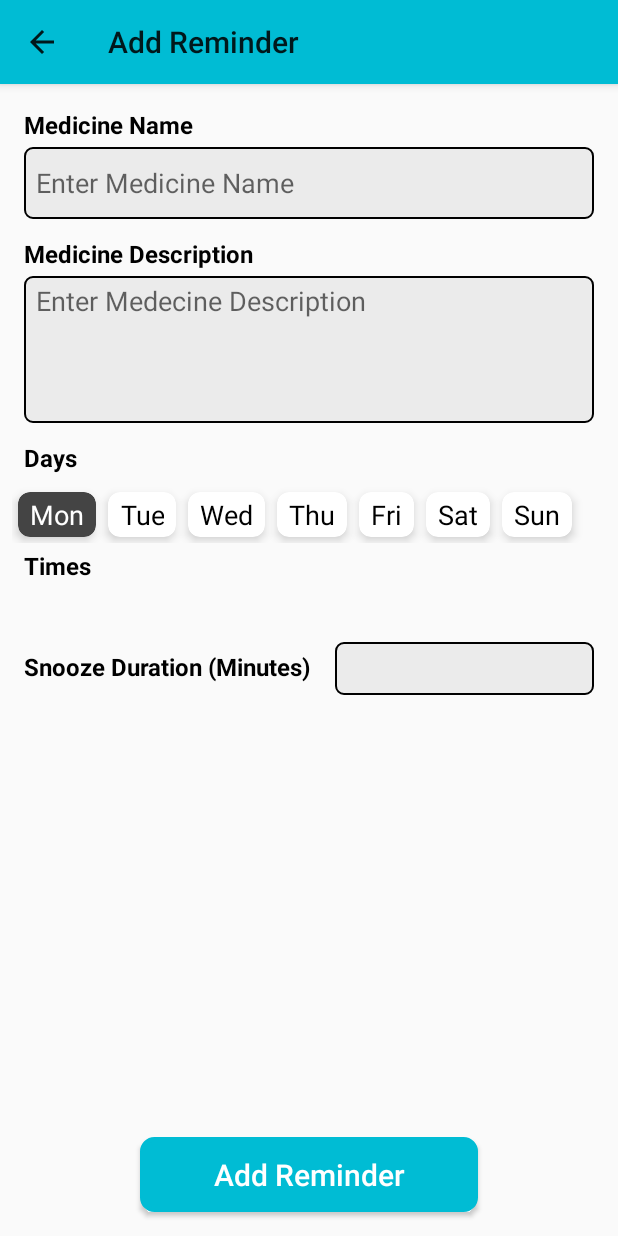
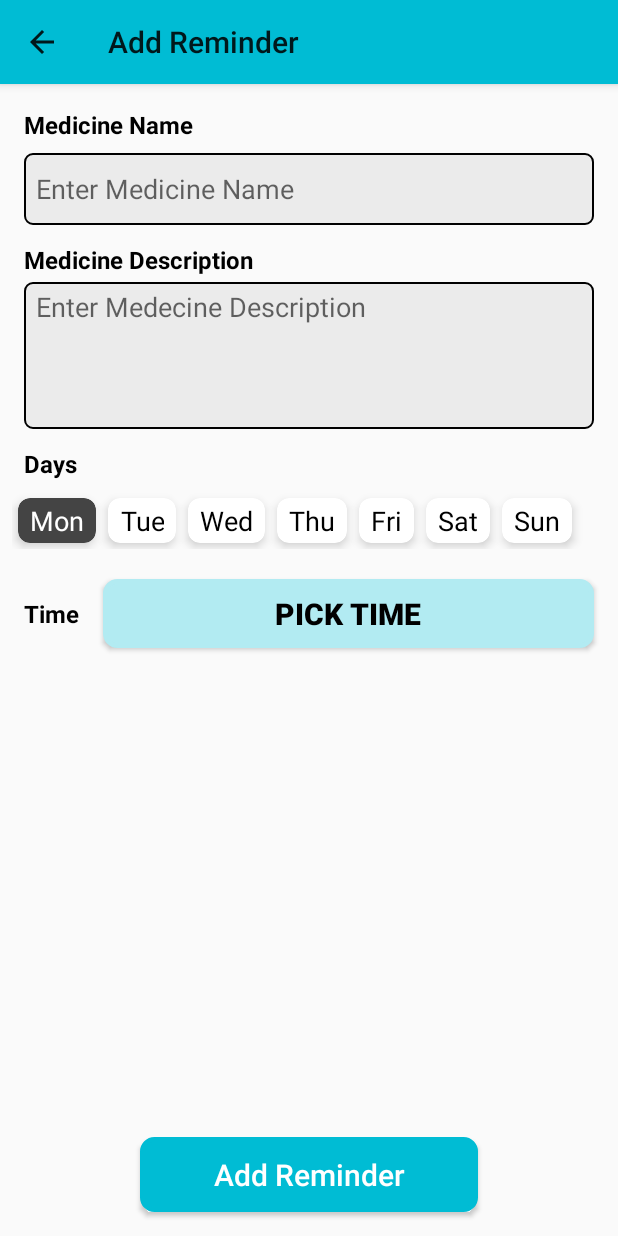
Before and after one commit to sothengski/MyHealthReminder, an Android app: the CreateActivity screen opened directly, with no data from a screen before it, on a phone screen of 412 x 824 dp. Run offline under Robolectric (Android 15) with nearby library versions, the phone set to English and light mode, and no system bars.

Commit message:
Added Time Picker into Ceate Screen

```diff
--- a/app/src/main/res/layout/activity_create.xml
+++ b/app/src/main/res/layout/activity_create.xml
@@ -25,7 +25,7 @@
         android:layout_width="match_parent"
         android:layout_height="wrap_content"
         android:layout_marginStart="16dp"
-        android:layout_marginTop="4dp"
+        android:layout_marginTop="8dp"
         android:layout_marginEnd="16dp"
         android:background="@drawable/edit_text_border"
         android:hint="@string/enter_medicine_name"
@@ -97,45 +97,31 @@
         android:layout_width="wrap_content"
         android:layout_height="wrap_content"
         android:layout_marginStart="16dp"
-        android:layout_marginTop="4dp"
-        android:text="@string/times"
+        android:layout_marginTop="32dp"
+        android:text="@string/time"
         android:textColor="@color/black"
         android:textSize="16sp"
         android:textStyle="bold"
         app:layout_constraintStart_toStartOf="parent"
         app:layout_constraintTop_toBottomOf="@+id/recyclerView_filter" />
 
-    <TextView
-        android:id="@+id/cSnooze_DurationLabel"
-        android:layout_width="wrap_content"
-        android:layout_height="wrap_content"
+    <Button
+        android:id="@+id/btnRemiderTime"
+        android:layout_width="0dp"
+        android:layout_height="46dp"
         android:layout_marginStart="16dp"
-        android:layout_marginTop="45dp"
-        android:text="@string/snooze_duration_minutes"
+        android:layout_marginTop="20dp"
+        android:layout_marginEnd="16dp"
+        android:background="@drawable/button_bg"
+        android:backgroundTint="@color/primaryLight"
+        android:elevation="4dp"
+        android:text="Pick Time"
         android:textColor="@color/black"
-        android:textSize="16sp"
+        android:textSize="20sp"
         android:textStyle="bold"
-        app:layout_constraintStart_toStartOf="parent"
-        app:layout_constraintTop_toBottomOf="@+id/cTimesLabel" />
-
-
-    <EditText
-        android:id="@+id/editTextNumberDecimal"
-        android:layout_width="0dp"
-        android:layout_height="35dp"
-        android:layout_marginStart="16dp"
-        android:layout_marginTop="40dp"
-        android:layout_marginEnd="16dp"
-        android:background="@drawable/edit_text_border"
-        android:ems="10"
-        android:gravity="center"
-        android:importantForAutofill="no"
-        android:inputType="numberDecimal"
-        android:minHeight="48dp"
-        android:paddingStart="8dp"
         app:layout_constraintEnd_toEndOf="parent"
-        app:layout_constraintStart_toEndOf="@+id/cSnooze_DurationLabel"
-        app:layout_constraintTop_toBottomOf="@+id/cTimesLabel" />
+        app:layout_constraintStart_toEndOf="@+id/cTimesLabel"
+        app:layout_constraintTop_toBottomOf="@+id/recyclerView_filter" />
 
     <Button
         android:id="@+id/cCreateBtn"
--- a/app/src/main/res/values/strings.xml
+++ b/app/src/main/res/values/strings.xml
@@ -11,6 +11,7 @@
     <string name="enter_medecine_description">Enter Medecine Description</string>
     <string name="days">Days</string>
     <string name="times">Times</string>
+    <string name="time">Time</string>
     <string name="sound">Sound</string>
 
 </resources>
```
Also changed, not shown: app/src/main/java/com/example/myhealthreminder/CreateActivity.kt (+39 -7 lines).
